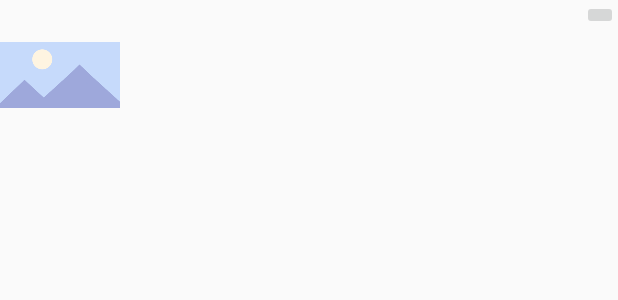
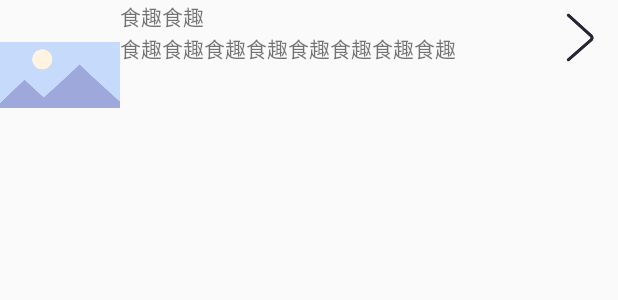
Before and after one commit to tonghua97/Food, an Android app: the layout listview_item_collection.xml on its own in the app's theme, with its tools: preview values and no code run, on a phone screen of 412 x 824 dp. Shown: the top 300 px of the screen. Run offline under Robolectric (Android 15) with nearby library versions, the phone set to English and light mode, and no system bars.

Commit message:
修改收藏
Signed-off-by: 201403lijing <1098199363@qq.com>

```diff
--- a/MyApplication/app/src/main/res/layout/listview_item_collection.xml
+++ b/MyApplication/app/src/main/res/layout/listview_item_collection.xml
@@ -2,6 +2,10 @@
 <RelativeLayout xmlns:android="http://schemas.android.com/apk/res/android"
     android:orientation="vertical" android:layout_width="match_parent"
     android:layout_height="match_parent">
+    <RelativeLayout
+        android:layout_width="wrap_content"
+        android:layout_height="wrap_content"
+        android:gravity="fill_vertical">
     <ImageView
         android:id="@+id/Iv_collection"
         android:layout_width="80dp"
@@ -11,16 +15,21 @@
         android:id="@+id/Tv_collection1"
         android:layout_width="wrap_content"
         android:layout_height="wrap_content"
-        android:layout_toRightOf="@id/Iv_collection"/>
+        android:layout_toRightOf="@id/Iv_collection"
+        android:text="食趣食趣"/>
     <TextView
         android:id="@+id/Tv_collection2"
         android:layout_width="wrap_content"
         android:layout_height="wrap_content"
         android:layout_toRightOf="@id/Iv_collection"
-        android:layout_alignBottom="@id/Tv_collection1"/>
-    <ImageButton
-        android:layout_width="wrap_content"
-        android:layout_height="wrap_content"
+        android:layout_below="@id/Tv_collection1"
+        android:text="食趣食趣食趣食趣食趣食趣食趣食趣"/>
+    <ImageView
+
+        android:layout_width="50dp"
+        android:layout_height="50dp"
+        android:scaleType="centerInside"
         android:layout_alignParentRight="true"
-        />
+        android:src="@drawable/icon_more"/>
+    </RelativeLayout>
 </RelativeLayout>
```
Also changed, not shown: MyApplication/app/src/main/res/drawable/icon_more.png (added).
